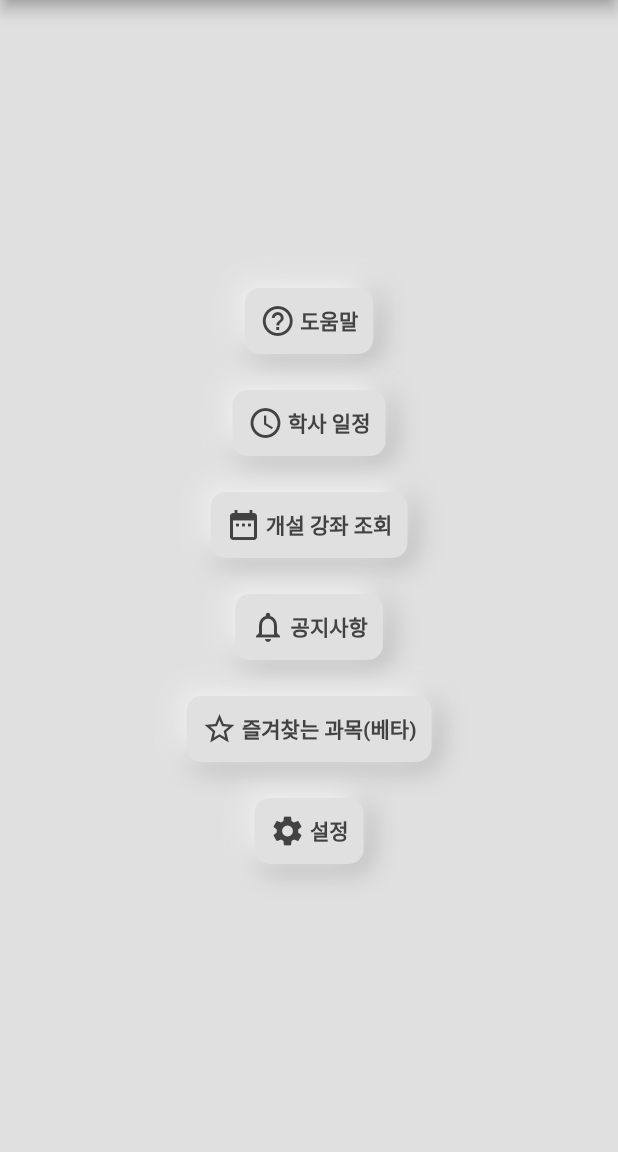
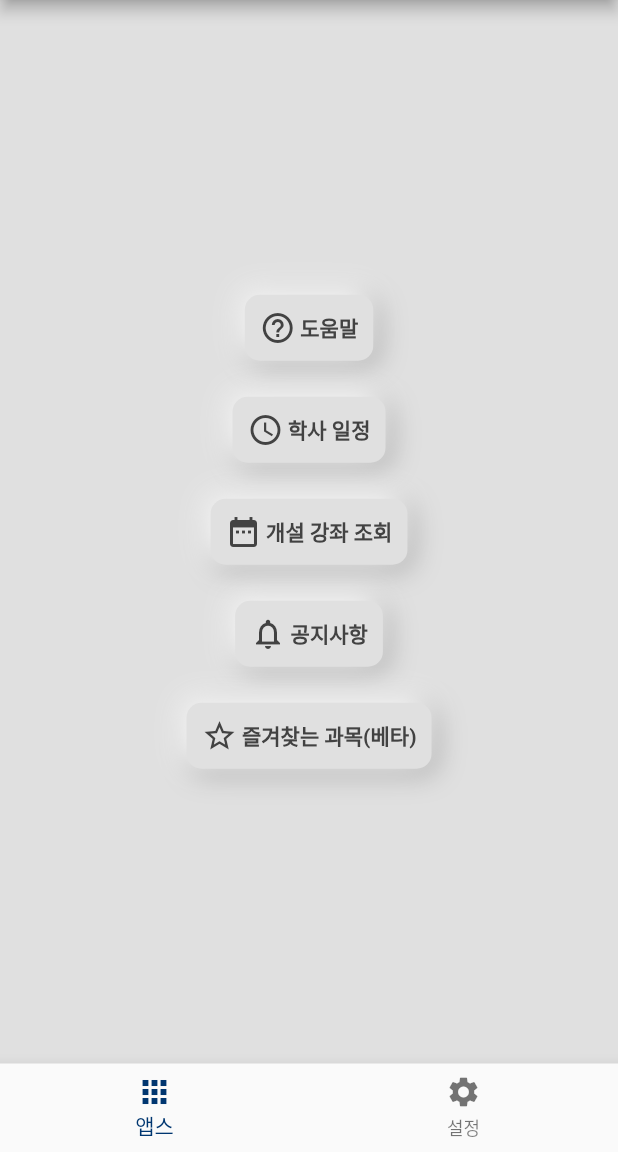
Before and after one commit to sun30812/suwon_mate, a Flutter app: the screen it shows after launch, on a phone screen of 412 x 824 dp, the part 84-1236 px from its top. Run offline on Flutter 3.47's test engine with Material 2 defaults, Android fonts, the phone set to English and light mode, and no system bars; our stand-ins replace firebase_core, firebase_database, flutter_html, package_info_plus, shared_preferences; accounts and stored records are empty.

Commit message:
[기능 추가] 메인화면 변경 및 설정 항목 동작 변경
* 하단에 탭바가 생겼으며 설정 페이지는 탭바의 설정으로 이동이 가능합니다.
* 데이터 절약모드를 켜면 이제 바로 적용이 됩니다.

```diff
--- a/lib/main.dart
+++ b/lib/main.dart
@@ -62,9 +62,19 @@ class App extends StatelessWidget {
   }
 }
 
-class MainPage extends StatelessWidget {
+class MainPage extends StatefulWidget {
   const MainPage({Key? key}) : super(key: key);
 
+  @override
+  State<MainPage> createState() => _MainPageState();
+}
+
+class _MainPageState extends State<MainPage> {
+  List<BottomNavigationBarItem> shortcuts = const [
+    BottomNavigationBarItem(icon: Icon(Icons.apps), label: '앱스'),
+    BottomNavigationBarItem(icon: Icon(Icons.settings), label: '설정'),
+  ];
+  int _pageIndex = 0;
   Future<SharedPreferences> getSettings() async {
     SharedPreferences _pref = await SharedPreferences.getInstance();
     return _pref;
@@ -76,7 +86,19 @@ class MainPage extends StatelessWidget {
         appBar: AppBar(
           title: const Text('수원 메이트'),
         ),
-        body: FutureBuilder(
+        bottomNavigationBar: BottomNavigationBar(
+          items: shortcuts,
+          currentIndex: _pageIndex,
+          onTap: (value) => setState(() {
+            _pageIndex = value;
+          }),
+        ),
+        body: tabPageBody());
+  }
+
+  Widget tabPageBody() {
+    if (_pageIndex == 0) {
+      return FutureBuilder(
         future: getSettings(),
         builder: (context, snapshot) {
           if (!snapshot.hasData) {
@@ -87,7 +109,9 @@ class MainPage extends StatelessWidget {
             return MainMenu(preferences: snapshot.data as SharedPreferences);
           }
         },
-        ));
+      );
+    }
+    return const SettingPage();
   }
 }
 
@@ -189,11 +213,6 @@ class _MainMenuState extends State<MainMenu> {
                     buttonName: '즐겨찾는 과목(베타)',
                     onPressed: () =>
                         Navigator.of(context).pushNamed('/favorite')),
-                SuwonButton(
-                    icon: Icons.settings,
-                    buttonName: '설정',
-                    onPressed: () =>
-                        Navigator.of(context).pushNamed('/settings')),
               ],
             ),
           ],
```
Also changed, not shown: lib/settings.dart (+4 -36 lines). Lines whose indentation alone changed are shown as unchanged.
